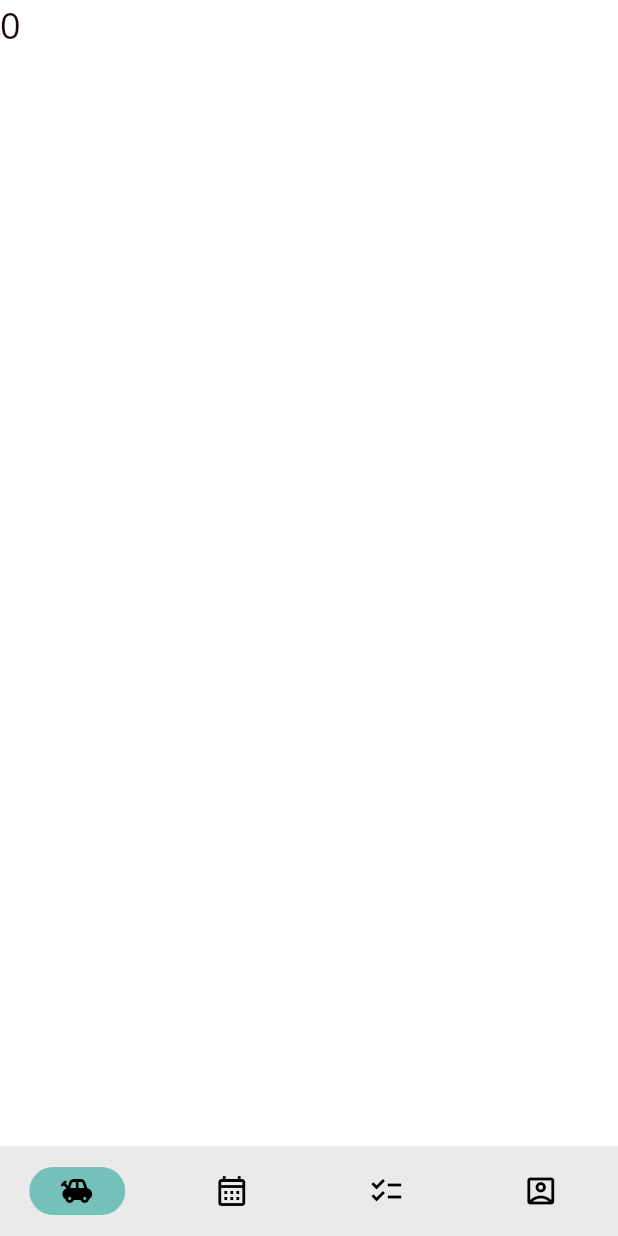
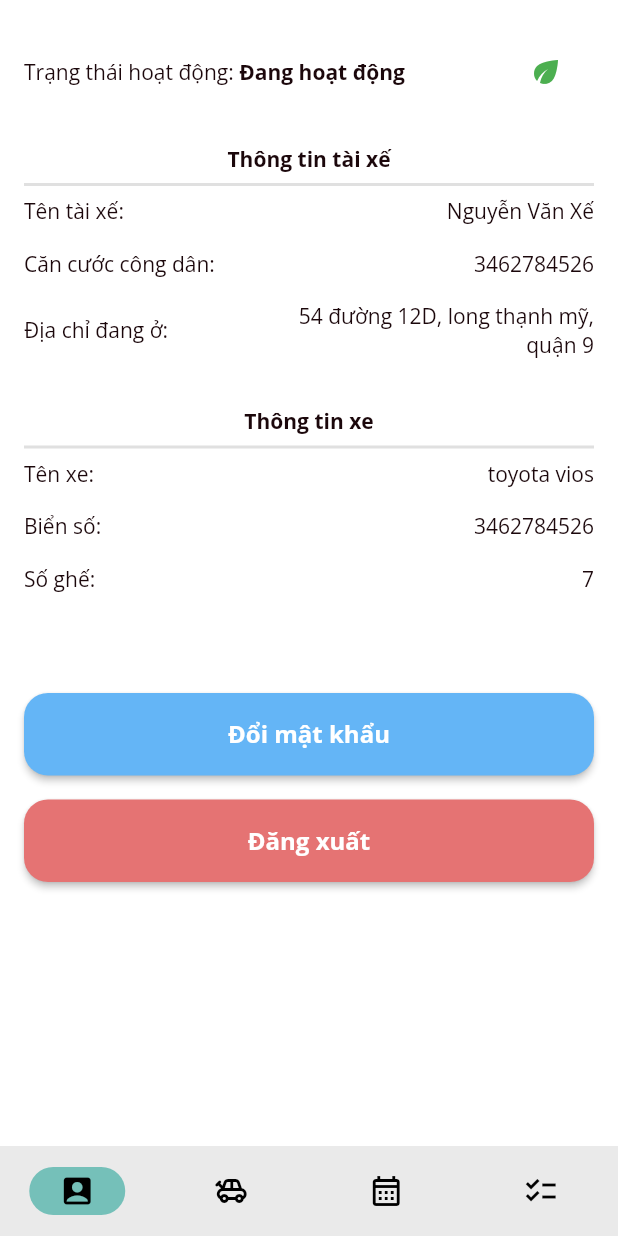
Before and after one commit to FTeambyDinhPhuc/DoAnChuyenNganh_FDriver, a Flutter app: the MyHomePage screen opened by its route, on a phone screen of 412 x 824 dp. Run offline on Flutter 3.47's test engine with Material 2 defaults, Android fonts, the phone set to English and light mode, and no system bars; our stand-ins replace font_awesome_flutter, get.

Commit message:
làm màn hình thông tin tài khoảng và đổi mật khẩu

```diff
--- a/lib/constants.dart
+++ b/lib/constants.dart
@@ -23,3 +23,7 @@ const String statusCancelled = 'Đã hủy';
 //Title thông báo snackbar
 const String titleSnackbarAccount = 'Thông tin tài khoản';
 const String titleSnackbarOrder = 'Chuyến đi';
+
+//
+const String inactiveState = 'Không hoạt động';
+const String activeStatus = 'Đang hoạt động';
--- a/lib/routes/routes.dart
+++ b/lib/routes/routes.dart
@@ -1,3 +1,4 @@
+import 'package:fdriver/view/changepassword/change_password_screen.dart';
 import 'package:fdriver/view/home/home_screen.dart';
 import 'package:fdriver/view/login/login_screen.dart';
 import 'package:fdriver/view/register/register_screen.dart';
@@ -13,6 +14,7 @@ class RoutesClass {
   static String register = "/register";
   static String registerCar = "/registercar";
   static String home = "/";
+  static String changePassword = "/changepassword";
 
   static List<GetPage> routes = [
     GetPage(name: splash, page: () => const SplashScreen()),
@@ -41,5 +43,10 @@ class RoutesClass {
         page: () => const RegisterCarScreen(),
         transition: Transition.rightToLeft,
         transitionDuration: const Duration(milliseconds: 300)),
+    GetPage(
+        name: changePassword,
+        page: () => ChangePassword(),
+        transition: Transition.rightToLeft,
+        transitionDuration: const Duration(milliseconds: 300)),
   ];
 }
--- /dev/null
+++ b/lib/view/account/account_screen.dart
@@ -0,0 +1,66 @@
+import 'package:fdriver/constants.dart';
+import 'package:fdriver/view/account/components/action_button.dart';
+import 'package:fdriver/view/account/components/info_account.dart';
+import 'package:fdriver/view/account/components/info_car.dart';
+
+import 'package:fdriver/widgets/button_icon_small.dart';
+import 'package:flutter/material.dart';
+import 'package:get/get.dart';
+
+class AccountScreen extends StatefulWidget {
+  const AccountScreen({super.key});
+
+  @override
+  State<AccountScreen> createState() => _AccountScreenState();
+}
+
+class _AccountScreenState extends State<AccountScreen> {
+  var status = true.obs;
+
+  @override
+  Widget build(BuildContext context) {
+    return Padding(
+      padding: const EdgeInsets.all(defaultPadding),
+      child: SingleChildScrollView(
+        child: Column(
+          children: [
+            Obx(() => Row(
+                  mainAxisAlignment: MainAxisAlignment.spaceBetween,
+                  children: [
+                    RichText(
+                        text: TextSpan(
+                            style: Theme.of(context).textTheme.headline6,
+                            children: [
+                          TextSpan(text: 'Trạng thái hoạt động: '),
+                          TextSpan(
+                            text: status.value ? activeStatus : inactiveState,
+                            style: Theme.of(context).textTheme.headline5,
+                          ),
+                        ])),
+                    ButtonIconSmall(
+                      icon: Icons.eco,
+                      colorIcon: status.value ? Colors.green : Colors.black,
+                      press: () {
+                        status.value = !status.value;
+                      },
+                    )
+                  ],
+                )),
+            const SizedBox(height: defaultPadding),
+            Column(
+              children: [
+                InfoAccount(),
+                Padding(
+                  padding: const EdgeInsets.only(
+                      top: defaultPadding, bottom: defaultPaddingBottom),
+                  child: InfoCar(),
+                ),
+                ActionButton()
+              ],
+            )
+          ],
+        ),
+      ),
+    );
+  }
+}
--- /dev/null
+++ b/lib/view/account/components/action_button.dart
@@ -0,0 +1,32 @@
+import 'package:fdriver/constants.dart';
+import 'package:fdriver/routes/routes.dart';
+import 'package:fdriver/widgets/button_full_width.dart';
+import 'package:flutter/material.dart';
+import 'package:get/get.dart';
+
+class ActionButton extends StatelessWidget {
+  const ActionButton({
+    Key? key,
+  }) : super(key: key);
+
+  @override
+  Widget build(BuildContext context) {
+    return Column(
+      children: [
+        ButtonFullWidth(
+          text: 'Đổi mật khẩu',
+          color: Colors.blue.shade300,
+          press: () {
+            Get.toNamed(RoutesClass.changePassword);
+          },
+        ),
+        const SizedBox(height: defaultPadding),
+        ButtonFullWidth(
+          text: 'Đăng xuất',
+          color: Colors.red.shade300,
+          press: () {},
+        ),
+      ],
+    );
+  }
+}
--- /dev/null
+++ b/lib/view/account/components/info_account.dart
@@ -0,0 +1,29 @@
+import 'package:fdriver/constants.dart';
+import 'package:fdriver/view/account/components/info_line.dart';
+import 'package:flutter/material.dart';
+
+class InfoAccount extends StatelessWidget {
+  const InfoAccount({
+    Key? key,
+  }) : super(key: key);
+
+  @override
+  Widget build(BuildContext context) {
+    return Column(
+      children: [
+        Text(
+          'Thông tin tài xế',
+          style: Theme.of(context).textTheme.headline5,
+        ),
+        const Divider(
+          thickness: defaultthickness,
+        ),
+        InfoLine(title: 'Tên tài xế', content: 'Nguyễn Văn Xế '),
+        InfoLine(title: 'Căn cước công dân', content: '3462784526'),
+        InfoLine(
+            title: 'Địa chỉ đang ở',
+            content: '54 đường 12D, long thạnh mỹ, quận 9'),
+      ],
+    );
+  }
+}
--- /dev/null
+++ b/lib/view/account/components/info_car.dart
@@ -0,0 +1,27 @@
+import 'package:fdriver/constants.dart';
+import 'package:fdriver/view/account/components/info_line.dart';
+import 'package:flutter/material.dart';
+
+class InfoCar extends StatelessWidget {
+  const InfoCar({
+    Key? key,
+  }) : super(key: key);
+
+  @override
+  Widget build(BuildContext context) {
+    return Column(
+      children: [
+        Text(
+          'Thông tin xe',
+          style: Theme.of(context).textTheme.headline5,
+        ),
+        const Divider(
+          thickness: defaultthickness,
+        ),
+        InfoLine(title: 'Tên xe', content: 'toyota vios'),
+        InfoLine(title: 'Biển số', content: '3462784526'),
+        InfoLine(title: 'Số ghế', content: '7'),
+      ],
+    );
+  }
+}
--- /dev/null
+++ b/lib/view/account/components/info_line.dart
@@ -0,0 +1,35 @@
+import 'package:fdriver/constants.dart';
+import 'package:flutter/material.dart';
+import 'package:get/get.dart';
+
+class InfoLine extends StatelessWidget {
+  InfoLine({Key? key, required this.title, required this.content})
+      : super(key: key);
+
+  String title;
+  String content;
+
+  @override
+  Widget build(BuildContext context) {
+    return Padding(
+      padding: const EdgeInsets.only(bottom: defaultPadding),
+      child: Row(
+        mainAxisAlignment: MainAxisAlignment.spaceBetween,
+        children: [
+          Text(
+            '${title}: ',
+            style: Theme.of(context).textTheme.headline6,
+          ),
+          Container(
+            width: Get.width / 2,
+            child: Text(
+              content,
+              style: Theme.of(context).textTheme.headline6,
+              textAlign: TextAlign.end,
+            ),
+          )
+        ],
+      ),
+    );
+  }
+}
--- a/lib/view/home/home_screen.dart
+++ b/lib/view/home/home_screen.dart
@@ -1,3 +1,5 @@
+import 'package:fdriver/view/account/account_screen.dart';
+import 'package:fdriver/view/now/now_screen.dart';
 import 'package:flutter/material.dart';
 import 'package:get/get.dart';
 
@@ -12,7 +14,7 @@ class _MyHomePageState extends State<MyHomePage> {
   var _selectedIndex = 0.obs;
 
   static const List<Widget> _widgetOptions = <Widget>[
-    Text('0', style: TextStyle(fontSize: 24)),
+    AccountScreen(),
     Text('1', style: TextStyle(fontSize: 24)),
     Text('2', style: TextStyle(fontSize: 24)),
     Text('3', style: TextStyle(fontSize: 24)),
@@ -41,6 +43,10 @@ class _MyHomePageState extends State<MyHomePage> {
               onDestinationSelected: _onItemTapped,
               destinations: [
                 NavigationDestination(
+                    icon: Icon(Icons.account_box_outlined),
+                    selectedIcon: Icon(Icons.account_box),
+                    label: 'account'),
+                NavigationDestination(
                     icon: Icon(Icons.toys_outlined),
                     selectedIcon: Icon(Icons.toys),
                     label: 'Now'),
@@ -52,10 +58,6 @@ class _MyHomePageState extends State<MyHomePage> {
                     icon: Icon(Icons.checklist_outlined),
                     selectedIcon: Icon(Icons.checklist),
                     label: 'history'),
-                NavigationDestination(
-                    icon: Icon(Icons.account_box_outlined),
-                    selectedIcon: Icon(Icons.account_box),
-                    label: 'account'),
               ],
             ),
           ),
--- /dev/null
+++ b/lib/widgets/button_icon_small.dart
@@ -0,0 +1,35 @@
+import 'package:fdriver/constants.dart';
+import 'package:flutter/material.dart';
+
+class ButtonIconSmall extends StatelessWidget {
+  final IconData icon;
+  final Color? colorIcon;
+  final Color? colorBackground;
+  final Function press;
+  const ButtonIconSmall({
+    Key? key,
+    required this.icon,
+    this.colorIcon,
+    this.colorBackground,
+    required this.press,
+  }) : super(key: key);
+
+  @override
+  Widget build(BuildContext context) {
+    return GestureDetector(
+      onTap: press as void Function(),
+      child: Container(
+        padding: const EdgeInsets.all(defaultPaddingIcon),
+        decoration: BoxDecoration(
+          color: colorBackground,
+          borderRadius: BorderRadius.circular(defaultCircular),
+        ),
+        child: Icon(
+          size: defaultSizeIconButton,
+          icon,
+          color: colorIcon,
+        ),
+      ),
+    );
+  }
+}
```
Also changed, not shown: lib/view/changepassword/change_password_screen.dart (added, +42 -0 lines), lib/view/changepassword/components/text_field_change_password.dart (added, +44 -0 lines), lib/view/now/now_screen.dart (added, +17 -0 lines).
